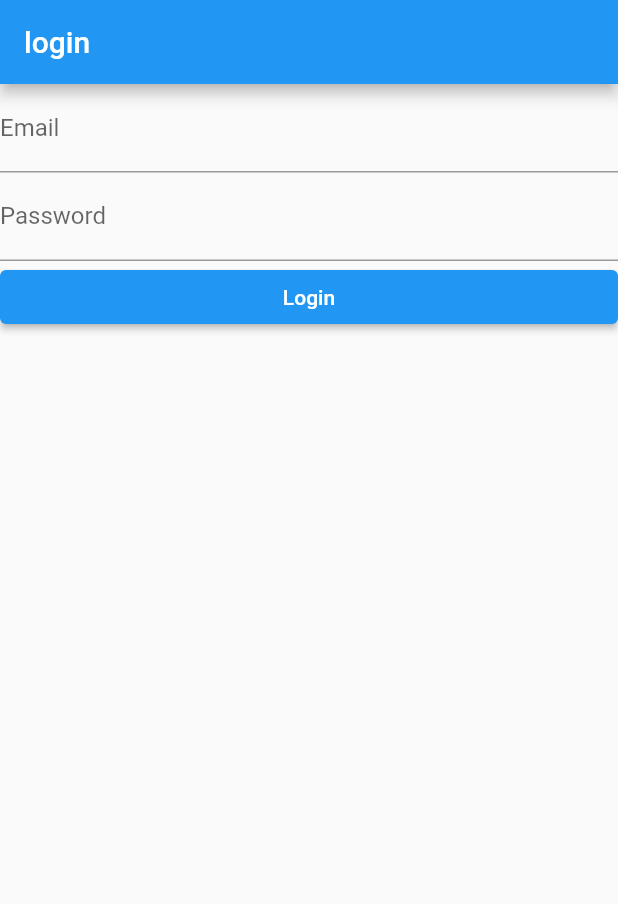
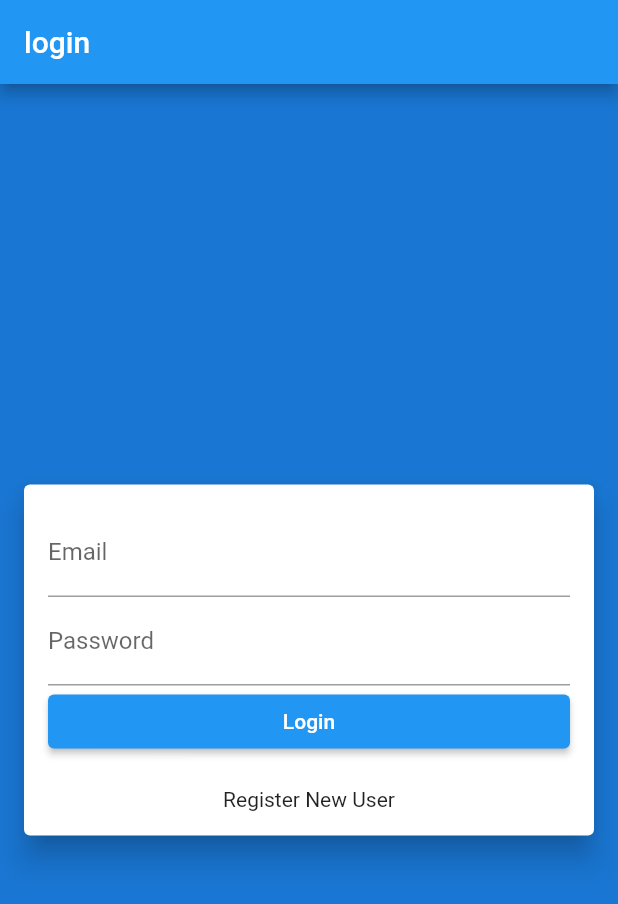
Before and after one commit to asgarimehdi/flutter, a Flutter app: the screen it shows after launch, on a phone screen of 412 x 824 dp. Shown: the top 904 px of the screen. Run offline on Flutter 3.47's test engine with Material 2 defaults, Android fonts, the phone set to English and light mode, and no system bars.

Commit message:
lesson 20

```diff
--- a/lib/main.dart
+++ b/lib/main.dart
@@ -1,4 +1,6 @@
 import 'package:flutter/material.dart';
+import 'package:my_first_app/screens/login.dart';
+import 'package:my_first_app/screens/register.dart';
 
 void main() => runApp(MyApp());
 
@@ -7,32 +9,11 @@ class MyApp extends StatelessWidget {
   Widget build(BuildContext context) {
     return MaterialApp(
       title: 'Welcome to flutter',
-      home: Scaffold(
-          appBar: AppBar(
-            title: Text('login'),
-          ),
-          body: Column(
-            children:  <Widget>[
-              TextField(
-                keyboardType: TextInputType.emailAddress,
-                decoration: InputDecoration(
-                  labelText: 'Email',
-                ),
-              ),
-              TextField(
-                keyboardType: TextInputType.visiblePassword,
-                decoration: InputDecoration(
-                  labelText: 'Password',
-                ),
-              ),
-              ElevatedButton(
-                  onPressed: ()=>print('login clicked'),
-                  child: Text('Login'),
-                  style: ElevatedButton.styleFrom(
-                    minimumSize: Size(double.infinity, 36)),
-              ),
-            ],
-          )),
+      home: Login(),
+      routes: {
+        '/login': (context) => Login(),
+        '/register': (context) => Register(),
+      },
     );
   }
 }
--- /dev/null
+++ b/lib/screens/login.dart
@@ -0,0 +1,56 @@
+import 'package:flutter/material.dart';
+
+class Login extends StatelessWidget {
+  @override
+  Widget build(BuildContext context) {
+    return Scaffold(
+        appBar: AppBar(
+          title: Text('login'),
+        ),
+        body: Container(
+          color: Theme.of(context).primaryColorDark,
+          child: Column(
+              mainAxisAlignment: MainAxisAlignment.center,
+              children: <Widget>[
+                Card(
+                  elevation: 8,
+                  margin: EdgeInsets.only(left: 16.0, right: 16.0),
+                  child: Padding(
+                    padding: EdgeInsets.all(16.0),
+                    child: Column(
+                      children: <Widget>[
+                        TextField(
+                          keyboardType: TextInputType.emailAddress,
+                          decoration: InputDecoration(
+                            labelText: 'Email',
+                          ),
+                        ),
+                        TextField(
+                          keyboardType: TextInputType.visiblePassword,
+                          decoration: InputDecoration(
+                            labelText: 'Password',
+                          ),
+                        ),
+                        ElevatedButton(
+                          onPressed: () => print('login clicked'),
+                          child: Text('Login'),
+                          style: ElevatedButton.styleFrom(
+                              minimumSize: Size(double.infinity, 36)),
+                        ),
+                        Padding(
+                          padding: EdgeInsets.only(top: 20),
+                          child: InkWell(
+                            onTap: (){
+                              Navigator.pushNamed(context, '/register');
+                            },
+                            child: Text('Register New User'),
+                          ),
+                        )
+                      ],
+                    ),
+                  ),
+                )
+              ]),
+        ));
+  }
+}
```
Also changed, not shown: lib/screens/register.dart (added, +68 -0 lines).
